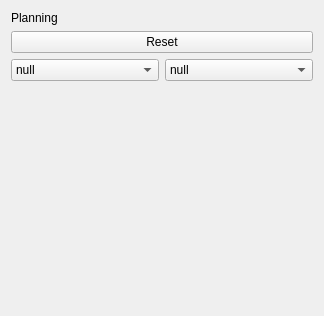
Above: Apps/SpineRobotic/view/PlanningWidget.ui from wuzhuobin/MITK-Project before the change. Below: the same form after it.
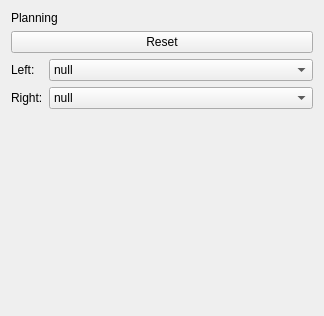
That is the form after the change.

Commit message: Add PlanningWidget pin logic

What changed in the file:
```diff
--- a/Apps/SpineRobotic/view/PlanningWidget.ui
+++ b/Apps/SpineRobotic/view/PlanningWidget.ui
@@ -39,9 +39,16 @@
     </layout>
    </item>
    <item>
-    <layout class="QHBoxLayout" name="horizontalLayout">
-     <item>
-      <widget class="QComboBox" name="comboBoxRight">
+    <layout class="QFormLayout" name="formLayout">
+     <item row="0" column="0">
+      <widget class="QLabel" name="label_2">
+       <property name="text">
+        <string>Left:</string>
+       </property>
+      </widget>
+     </item>
+     <item row="0" column="1">
+      <widget class="QComboBox" name="comboBoxLeft">
        <item>
         <property name="text">
          <string>null</string>
@@ -54,8 +61,15 @@
        </item>
       </widget>
      </item>
-     <item>
-      <widget class="QComboBox" name="comboBoxLeft">
+     <item row="1" column="0">
+      <widget class="QLabel" name="label_3">
+       <property name="text">
+        <string>Right:</string>
+       </property>
+      </widget>
+     </item>
+     <item row="1" column="1">
+      <widget class="QComboBox" name="comboBoxRight">
        <item>
         <property name="text">
          <string>null</string>
```
The commit also changes 5 other files.
